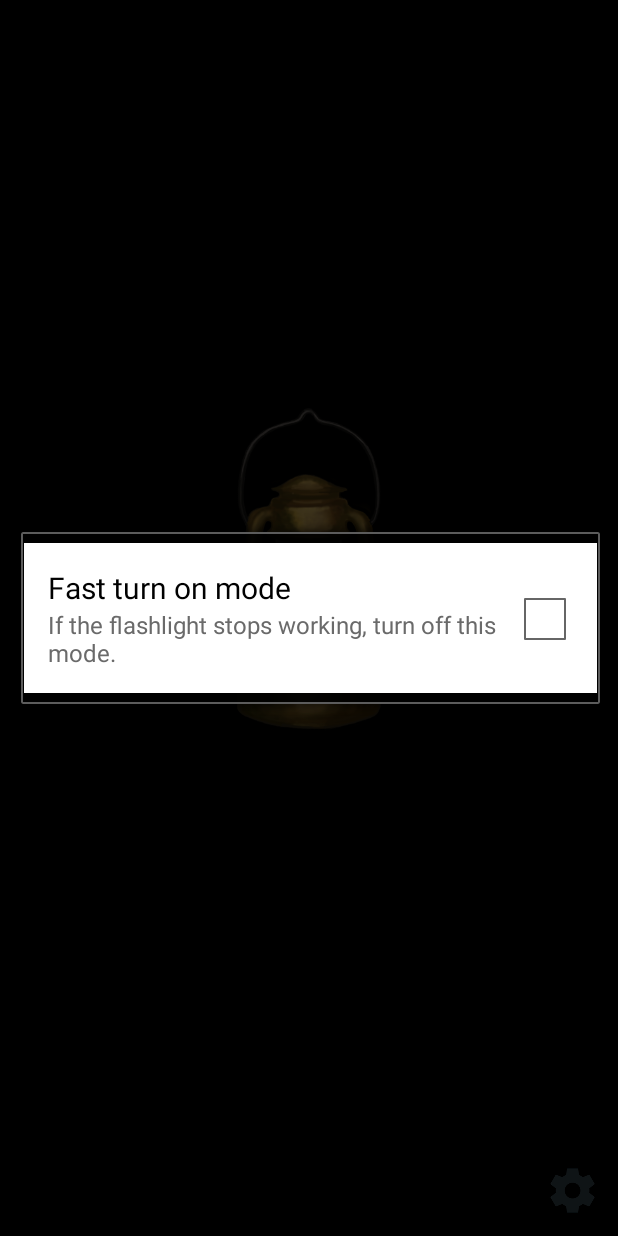
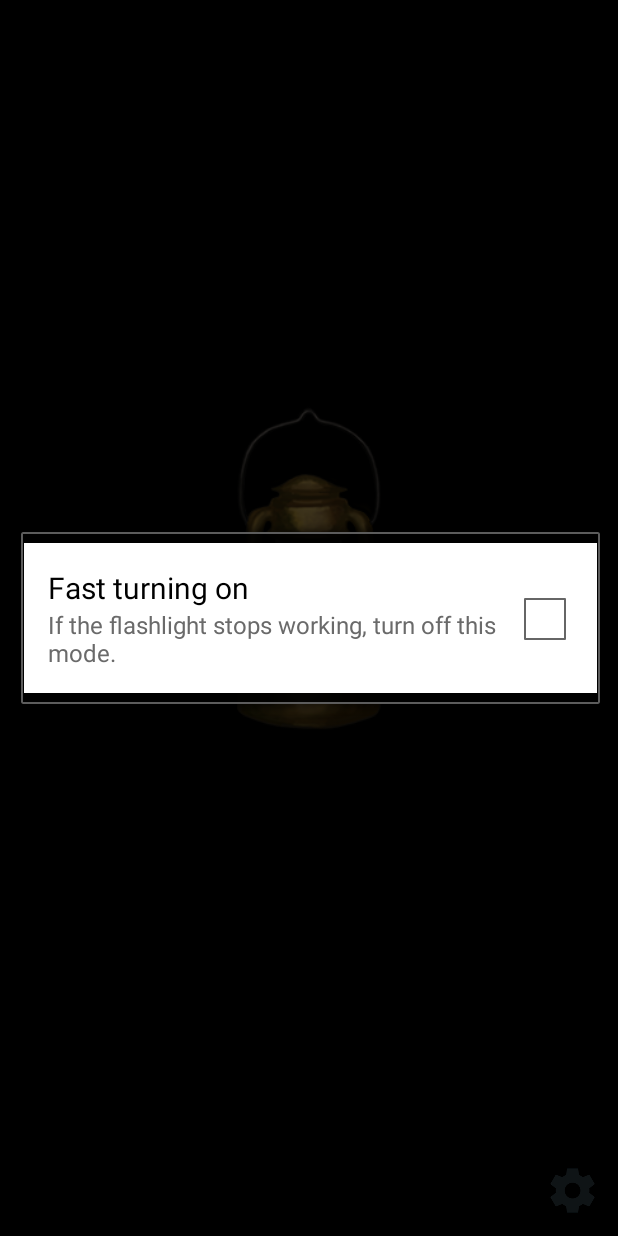
Before and after one commit to Karloid/Flashlight, an Android app: the screen it shows after launch (FlashlightActivity), after a tap on an icon or button, on a phone screen of 412 x 824 dp. Run offline under Robolectric (Android 15) with nearby library versions, the phone set to English and light mode, and no system bars.

Commit message:
- fix strings and pics

```diff
--- a/app/src/main/AndroidManifest.xml
+++ b/app/src/main/AndroidManifest.xml
@@ -1,7 +1,7 @@
 <?xml version="1.0" encoding="utf-8"?>
 <manifest xmlns:android="http://schemas.android.com/apk/res/android"
     package="com.krld.flashlight"
-    android:versionCode="10"
+    android:versionCode="11"
     android:versionName="1.8">
 
     <uses-sdk android:minSdkVersion="9" />
--- a/app/src/main/res/values/strings.xml
+++ b/app/src/main/res/values/strings.xml
@@ -4,6 +4,6 @@
     <string name="no_flash">The lantern is very disappointed! You have no flash on your device :(</string>
     <string name="widget_label">Old Lantern toggle</string>
     <string name="failed_connect_to_camera">Failed to connect to camera :(</string>
-    <string name="turbo_mode_label">Fast turn on mode</string>
+    <string name="turbo_mode_label">Fast turning on</string>
     <string name="turbo_mode_description">If the flashlight stops working, turn off this mode.</string>
 </resources>
```
Also changed, not shown: app/src/main/res/drawable-hdpi/hricon_dark.png, app/src/main/res/drawable-hdpi/hricon_light.png, app/src/main/res/drawable-xxxhdpi/ic_settings_black_36dp.png (deleted).
